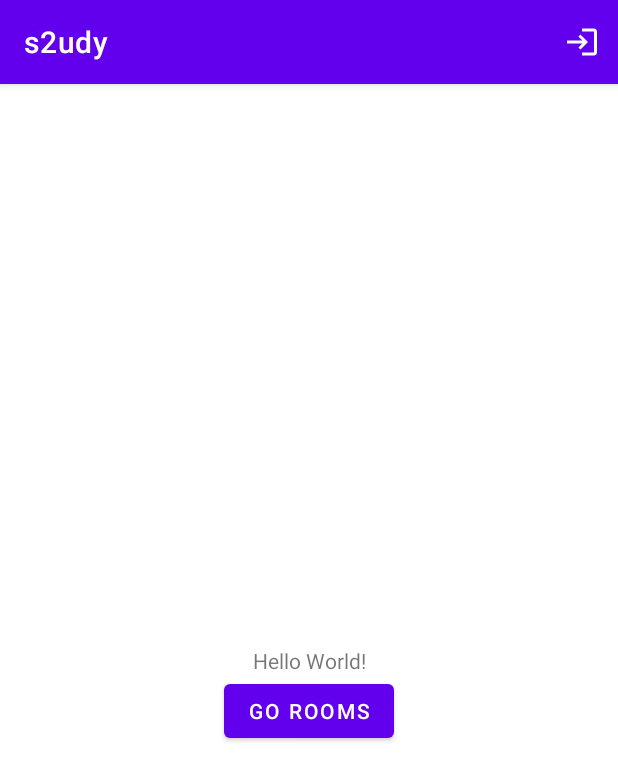
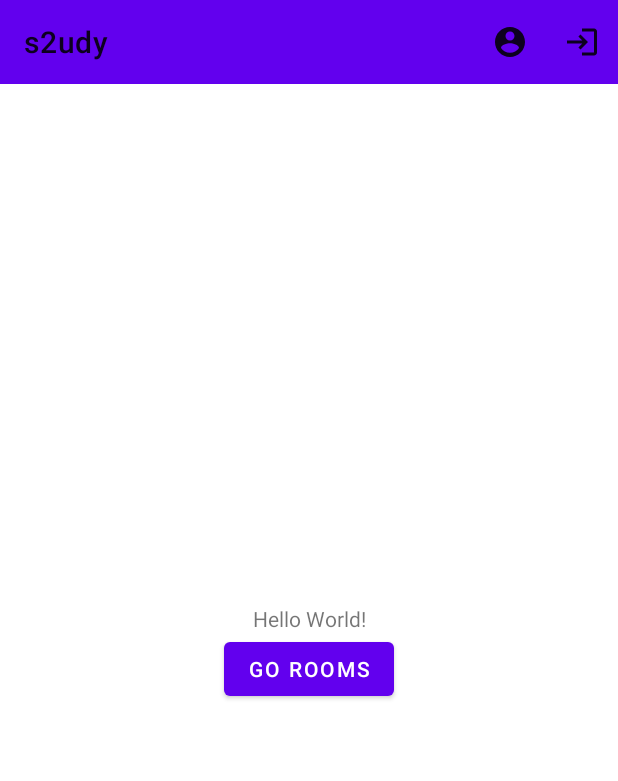
Before and after one commit to nicolenliang/s2udy, an Android app: the MainActivity screen opened directly, with no data from a screen before it, on a phone screen of 412 x 824 dp. Shown: the top 781 px of the screen. Run offline under Robolectric (Android 15) with nearby library versions, the phone set to English and light mode, and no system bars; libraries missing offline, so code that uses them is left out: com.parse.

Commit message:
include toolbar with logout & user profile buttons

```diff
--- a/app/src/main/java/com/example/s2udy/MainActivity.java
+++ b/app/src/main/java/com/example/s2udy/MainActivity.java
@@ -2,6 +2,7 @@ package com.example.s2udy;
 
 import androidx.annotation.NonNull;
 import androidx.appcompat.app.AppCompatActivity;
+import androidx.appcompat.widget.Toolbar;
 
 import android.content.Intent;
 import android.os.Bundle;
@@ -18,6 +19,7 @@ import com.parse.ParseUser;
 
 public class MainActivity extends AppCompatActivity
 {
+    Toolbar toolbar;
     Button btnRooms;
 
     @Override
@@ -25,6 +27,9 @@ public class MainActivity extends AppCompatActivity
     {
         super.onCreate(savedInstanceState);
         setContentView(R.layout.activity_main);
+
+        toolbar = findViewById(R.id.toolbar_main);
+        setSupportActionBar(toolbar);
 
         btnRooms = findViewById(R.id.btnRooms);
         btnRooms.setOnClickListener(new View.OnClickListener()
--- /dev/null
+++ b/app/src/main/res/drawable/ic_baseline_account_circle.xml
@@ -0,0 +1,10 @@
+<vector xmlns:android="http://schemas.android.com/apk/res/android"
+    android:width="24dp"
+    android:height="24dp"
+    android:viewportWidth="24"
+    android:viewportHeight="24"
+    android:tint="?attr/colorControlNormal">
+  <path
+      android:fillColor="@android:color/white"
+      android:pathData="M12,2C6.48,2 2,6.48 2,12s4.48,10 10,10 10,-4.48 10,-10S17.52,2 12,2zM12,5c1.66,0 3,1.34 3,3s-1.34,3 -3,3 -3,-1.34 -3,-3 1.34,-3 3,-3zM12,19.2c-2.5,0 -4.71,-1.28 -6,-3.22 0.03,-1.99 4,-3.08 6,-3.08 1.99,0 5.97,1.09 6,3.08 -1.29,1.94 -3.5,3.22 -6,3.22z"/>
+</vector>
--- a/app/src/main/res/layout/activity_in_room.xml
+++ b/app/src/main/res/layout/activity_in_room.xml
@@ -6,6 +6,11 @@
     android:layout_width="match_parent"
     android:layout_height="match_parent"
     tools:context=".InRoomActivity">
+
+    <include
+        layout="@layout/toolbar_main"
+        android:layout_width="match_parent"
+        android:layout_height="wrap_content"/>
 
     <TextView
         android:id="@+id/tvTitle"
--- a/app/src/main/res/layout/activity_main.xml
+++ b/app/src/main/res/layout/activity_main.xml
@@ -5,6 +5,11 @@
     android:layout_width="match_parent"
     android:layout_height="match_parent"
     tools:context=".MainActivity">
+
+    <include
+        layout="@layout/toolbar_main"
+        android:layout_width="match_parent"
+        android:layout_height="wrap_content"/>
 
     <TextView
         android:id="@+id/textView"
--- /dev/null
+++ b/app/src/main/res/layout/toolbar_main.xml
@@ -0,0 +1,15 @@
+<?xml version="1.0" encoding="utf-8"?>
+<RelativeLayout xmlns:android="http://schemas.android.com/apk/res/android"
+    android:layout_width="match_parent"
+    android:layout_height="match_parent">
+
+    <androidx.appcompat.widget.Toolbar
+        android:id="@+id/toolbar_main"
+        android:layout_width="match_parent"
+        android:layout_height="wrap_content"
+        android:layout_alignParentTop="true"
+        android:layout_alignParentEnd="true"
+        android:background="?attr/colorPrimary"
+        android:minHeight="?attr/actionBarSize"
+        android:theme="?attr/actionBarTheme" />
+</RelativeLayout>
--- a/app/src/main/res/menu/menu_main.xml
+++ b/app/src/main/res/menu/menu_main.xml
@@ -2,6 +2,11 @@
 <menu xmlns:app="http://schemas.android.com/apk/res-auto"
     xmlns:android="http://schemas.android.com/apk/res/android">
 
+    <item
+        android:id="@+id/profile_action"
+        android:icon="@drawable/ic_baseline_account_circle"
+        android:title="User Profile"
+        app:showAsAction="always" />
     <item
         android:id="@+id/action_logout"
         android:icon="@drawable/ic_baseline_login"
--- a/app/src/main/res/values-night/themes.xml
+++ b/app/src/main/res/values-night/themes.xml
@@ -1,6 +1,6 @@
 <resources xmlns:tools="http://schemas.android.com/tools">
     <!-- Base application theme. -->
-    <style name="Theme.S2udy" parent="Theme.MaterialComponents.DayNight.DarkActionBar">
+    <style name="Theme.S2udy" parent="Theme.MaterialComponents.DayNight.NoActionBar">
         <!-- Primary brand color. -->
         <item name="colorPrimary">@color/purple_200</item>
         <item name="colorPrimaryVariant">@color/purple_700</item>
--- a/app/src/main/res/values/themes.xml
+++ b/app/src/main/res/values/themes.xml
@@ -1,6 +1,6 @@
 <resources xmlns:tools="http://schemas.android.com/tools">
     <!-- Base application theme. -->
-    <style name="Theme.S2udy" parent="Theme.MaterialComponents.DayNight.DarkActionBar">
+    <style name="Theme.S2udy" parent="Theme.MaterialComponents.DayNight.NoActionBar">
         <!-- Primary brand color. -->
         <item name="colorPrimary">@color/purple_500</item>
         <item name="colorPrimaryVariant">@color/purple_700</item>
```
Also changed, not shown: app/src/main/java/com/example/s2udy/InRoomActivity.java (+37 -0 lines), app/src/main/java/com/example/s2udy/RoomsActivity.java (+38 -0 lines), app/src/main/res/layout/activity_rooms.xml (+10 -5 lines).
